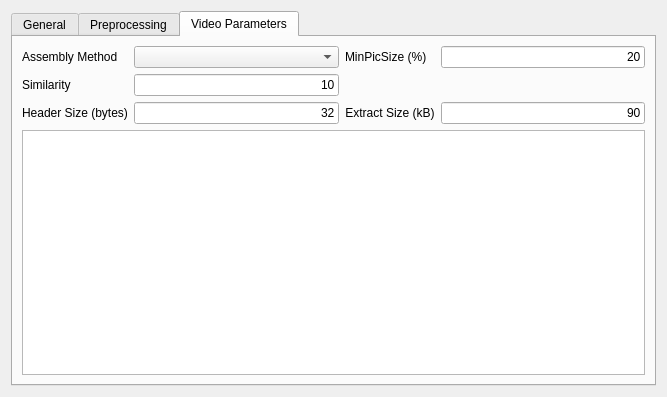
Old version of the form gui/file_carving_ui.ui in the repository rpoisel/mmc.
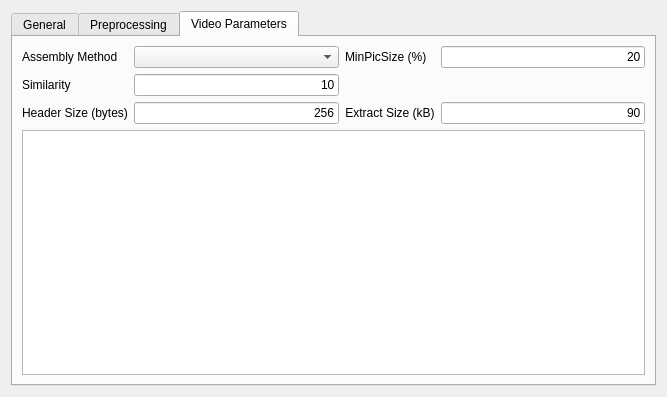
New version of the form. The open tabs and pages were chosen to show the change.

What changed in the file:
```diff
--- a/gui/file_carving_ui.ui
+++ b/gui/file_carving_ui.ui
@@ -399,7 +399,7 @@
             <string>Size of the header in bytes</string>
            </property>
            <property name="text">
-            <string>32</string>
+            <string>256</string>
            </property>
            <property name="alignment">
             <set>Qt::AlignRight|Qt::AlignTrailing|Qt::AlignVCenter</set>
```
